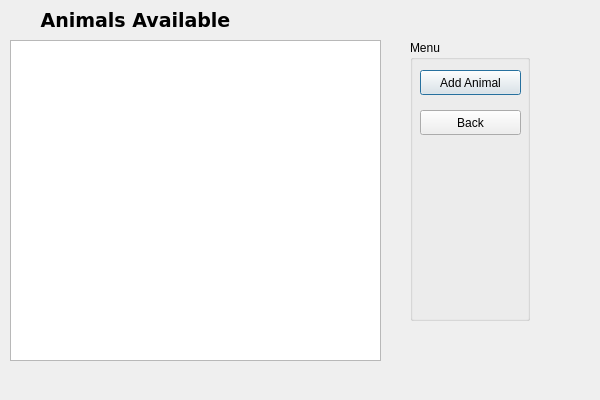
First picture: the form in viewanimals.ui, repository justinward3/COMP3004Project, before the edit.
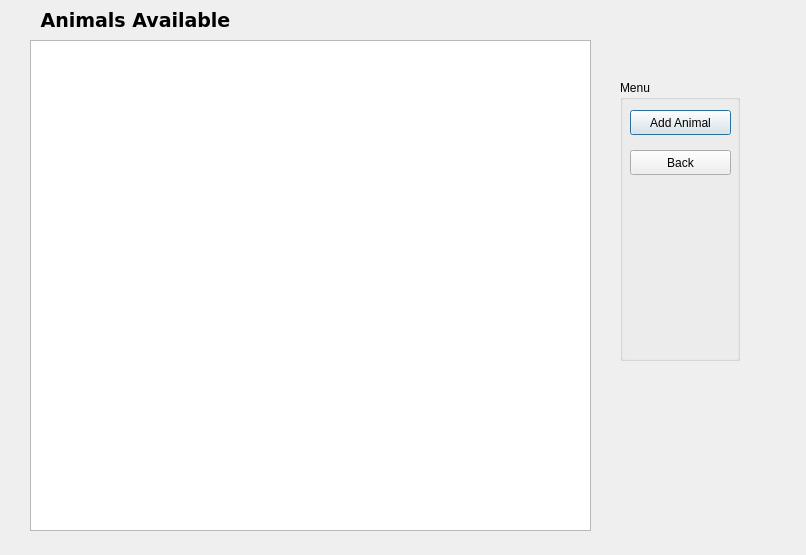
Second picture: the form after the edit.

```diff
--- a/viewanimals.ui
+++ b/viewanimals.ui
@@ -6,8 +6,8 @@
    <rect>
     <x>0</x>
     <y>0</y>
-    <width>600</width>
-    <height>400</height>
+    <width>806</width>
+    <height>555</height>
    </rect>
   </property>
   <property name="windowTitle">
@@ -43,8 +43,8 @@
   <widget class="QGroupBox" name="groupBox">
    <property name="geometry">
     <rect>
-     <x>410</x>
-     <y>40</y>
+     <x>620</x>
+     <y>80</y>
      <width>120</width>
      <height>281</height>
     </rect>
@@ -79,13 +79,13 @@
     </property>
    </widget>
   </widget>
-  <widget class="QListView" name="animalList">
+  <widget class="QTableView" name="animalList">
    <property name="geometry">
     <rect>
-     <x>10</x>
+     <x>30</x>
      <y>40</y>
-     <width>371</width>
-     <height>321</height>
+     <width>561</width>
+     <height>491</height>
     </rect>
    </property>
   </widget>
```
